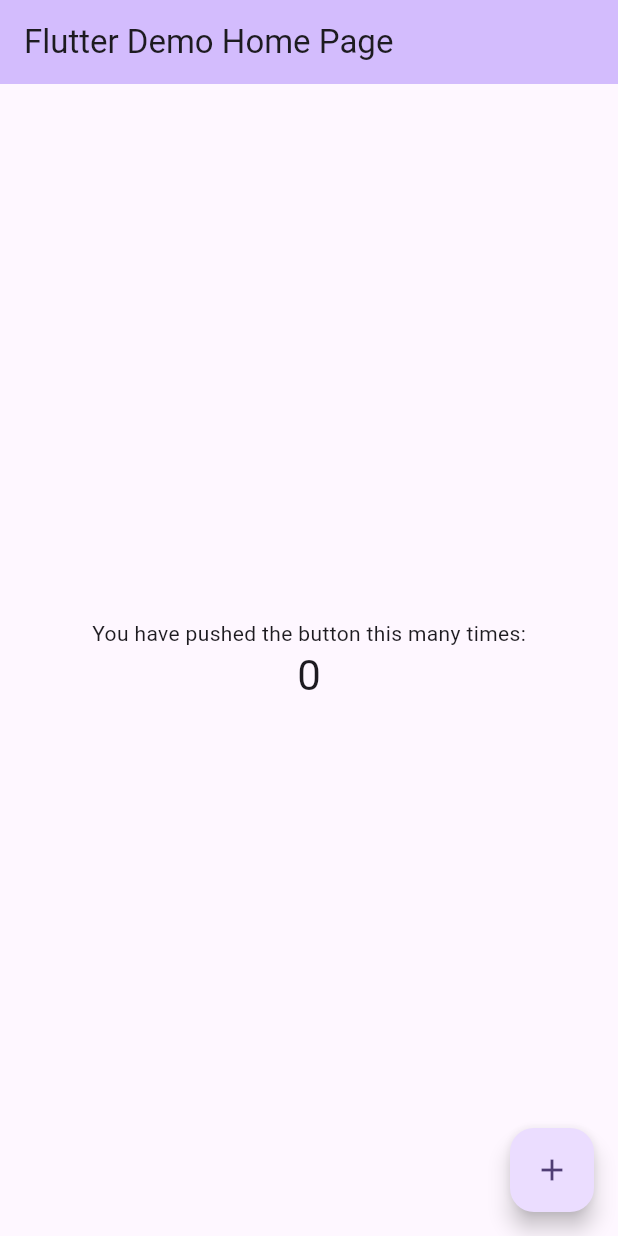
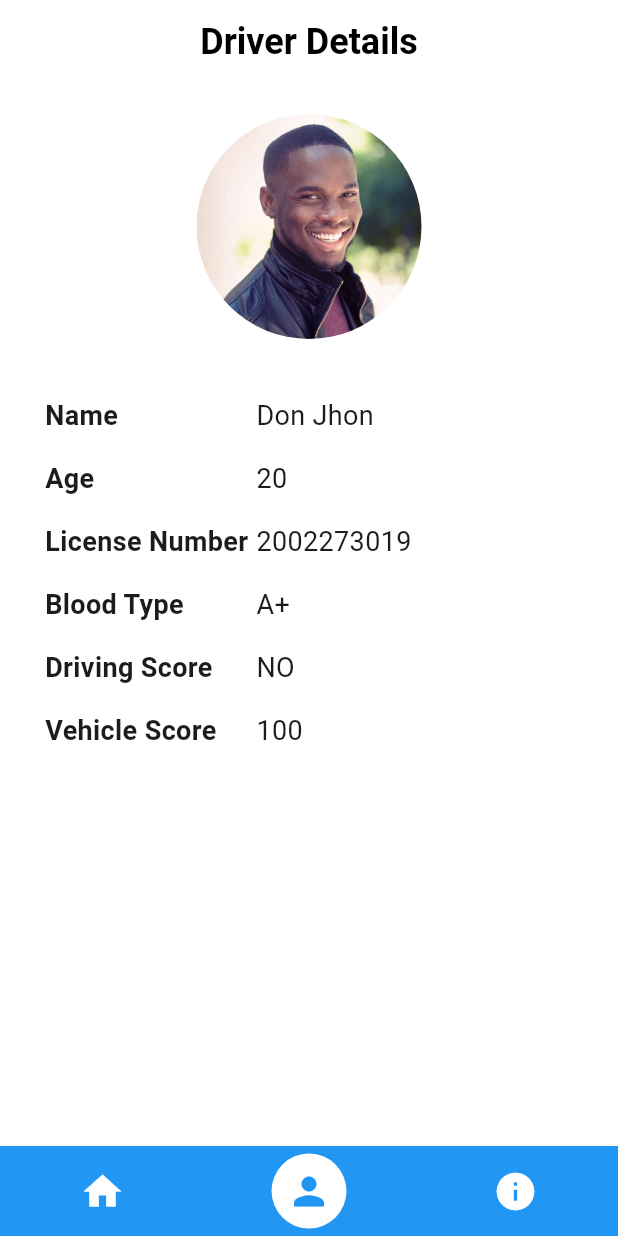
Before and after one commit to venuraka/IOT_Project, a Flutter app: the screen it shows after launch, on a phone screen of 412 x 824 dp. Run offline on Flutter 3.47's test engine with Material 3 defaults, Android fonts, the phone set to English and light mode, and no system bars.

Commit message:
Driver account-Frontend

```diff
--- /dev/null
+++ b/fleet_management_system/lib/driver_details.dart
@@ -0,0 +1,120 @@
+// driver_details.dart
+import 'package:flutter/material.dart';
+
+class DriverDetailsScreen extends StatelessWidget {
+  const DriverDetailsScreen({Key? key}) : super(key: key);
+
+  @override
+  Widget build(BuildContext context) {
+    return Scaffold(
+      backgroundColor: Colors.white,
+      appBar: AppBar(
+        backgroundColor: Colors.white,
+        elevation: 0,
+        title: const Text(
+          'Driver Details',
+          style: TextStyle(
+            color: Colors.black,
+            fontSize: 24,
+            fontWeight: FontWeight.bold,
+          ),
+        ),
+        centerTitle: true,
+      ),
+      body: Column(
+        children: [
+          const SizedBox(height: 20),
+          // Profile Image
+          Center(
+            child: ClipRRect(
+              borderRadius: BorderRadius.circular(75),
+              child: Image.asset(
+                'assets/driver_profile.jpg',
+                width: 150,
+                height: 150,
+                fit: BoxFit.cover,
+              ),
+            ),
+          ),
+          const SizedBox(height: 30),
+          // Driver Details
+          Padding(
+            padding: const EdgeInsets.symmetric(horizontal: 30),
+            child: Column(
+              children: [
+                _buildDetailRow('Name', 'Don Jhon'),
+                _buildDetailRow('Age', '20'),
+                _buildDetailRow('License Number', '2002273019'),
+                _buildDetailRow('Blood Type', 'A+'),
+                _buildDetailRow('Driving Score', 'NO'),
+                _buildDetailRow('Vehicle Score', '100'),
+              ],
+            ),
+          ),
+          const Spacer(),
+          // Bottom Navigation
+          Container(
+            height: 60,
+            decoration: const BoxDecoration(
+              color: Colors.blue,
+              borderRadius: BorderRadius.only(
+                topLeft: Radius.circular(0),
+                topRight: Radius.circular(0),
+              ),
+            ),
+            child: Row(
+              mainAxisAlignment: MainAxisAlignment.spaceAround,
+              children: [
+                IconButton(
+                  icon: const Icon(Icons.home, color: Colors.white, size: 30),
+                  onPressed: () {},
+                ),
+                Container(
+                  decoration: BoxDecoration(
+                    color: Colors.white,
+                    shape: BoxShape.circle,
+                  ),
+                  padding: const EdgeInsets.all(10),
+                  child: const Icon(Icons.person, color: Colors.blue, size: 30),
+                ),
+                IconButton(
+                  icon: const Icon(Icons.info, color: Colors.white, size: 30),
+                  onPressed: () {},
+                ),
+              ],
+            ),
+          ),
+        ],
+      ),
+    );
+  }
+
+  Widget _buildDetailRow(String label, String value) {
+    return Padding(
+      padding: const EdgeInsets.symmetric(vertical: 8.0),
+      child: Row(
+        children: [
+          Expanded(
+            flex: 2,
+            child: Text(
+              label,
+              style: const TextStyle(
+                fontSize: 18,
+                fontWeight: FontWeight.bold,
+              ),
+            ),
+          ),
+          Expanded(
+            flex: 3,
+            child: Text(
+              value,
+              style: const TextStyle(
+                fontSize: 18,
+              ),
+            ),
+          ),
+        ],
+      ),
+    );
+  }
+}
--- a/fleet_management_system/lib/main.dart
+++ b/fleet_management_system/lib/main.dart
@@ -1,122 +1,23 @@
 import 'package:flutter/material.dart';
+import 'driver_details.dart';
 
 void main() {
   runApp(const MyApp());
 }
 
 class MyApp extends StatelessWidget {
-  const MyApp({super.key});
+  const MyApp({Key? key}) : super(key: key);
 
-  // This widget is the root of your application.
   @override
   Widget build(BuildContext context) {
     return MaterialApp(
-      title: 'Flutter Demo',
+      title: 'Driver App',
+      debugShowCheckedModeBanner: false,
       theme: ThemeData(
-        // This is the theme of your application.
-        //
-        // TRY THIS: Try running your application with "flutter run". You'll see
-        // the application has a purple toolbar. Then, without quitting the app,
-        // try changing the seedColor in the colorScheme below to Colors.green
-        // and then invoke "hot reload" (save your changes or press the "hot
-        // reload" button in a Flutter-supported IDE, or press "r" if you used
-        // the command line to start the app).
-        //
-        // Notice that the counter didn't reset back to zero; the application
-        // state is not lost during the reload. To reset the state, use hot
-        // restart instead.
-        //
-        // This works for code too, not just values: Most code changes can be
-        // tested with just a hot reload.
-        colorScheme: ColorScheme.fromSeed(seedColor: Colors.deepPurple),
+        primarySwatch: Colors.blue,
+        fontFamily: 'Roboto',
       ),
-      home: const MyHomePage(title: 'Flutter Demo Home Page'),
+      home: const DriverDetailsScreen(),
     );
   }
 }
-
-class MyHomePage extends StatefulWidget {
-  const MyHomePage({super.key, required this.title});
-
-  // This widget is the home page of your application. It is stateful, meaning
-  // that it has a State object (defined below) that contains fields that affect
-  // how it looks.
-
-  // This class is the configuration for the state. It holds the values (in this
-  // case the title) provided by the parent (in this case the App widget) and
-  // used by the build method of the State. Fields in a Widget subclass are
-  // always marked "final".
-
-  final String title;
-
-  @override
-  State<MyHomePage> createState() => _MyHomePageState();
-}
-
-class _MyHomePageState extends State<MyHomePage> {
-  int _counter = 0;
-
-  void _incrementCounter() {
-    setState(() {
-      // This call to setState tells the Flutter framework that something has
-      // changed in this State, which causes it to rerun the build method below
-      // so that the display can reflect the updated values. If we changed
-      // _counter without calling setState(), then the build method would not be
-      // called again, and so nothing would appear to happen.
-      _counter++;
-    });
-  }
-
-  @override
-  Widget build(BuildContext context) {
-    // This method is rerun every time setState is called, for instance as done
-    // by the _incrementCounter method above.
-    //
-    // The Flutter framework has been optimized to make rerunning build methods
-    // fast, so that you can just rebuild anything that needs updating rather
-    // than having to individually change instances of widgets.
-    return Scaffold(
-      appBar: AppBar(
-        // TRY THIS: Try changing the color here to a specific color (to
-        // Colors.amber, perhaps?) and trigger a hot reload to see the AppBar
-        // change color while the other colors stay the same.
-        backgroundColor: Theme.of(context).colorScheme.inversePrimary,
-        // Here we take the value from the MyHomePage object that was created by
-        // the App.build method, and use it to set our appbar title.
-        title: Text(widget.title),
-      ),
-      body: Center(
-        // Center is a layout widget. It takes a single child and positions it
-        // in the middle of the parent.
-        child: Column(
-          // Column is also a layout widget. It takes a list of children and
-          // arranges them vertically. By default, it sizes itself to fit its
-          // children horizontally, and tries to be as tall as its parent.
-          //
-          // Column has various properties to control how it sizes itself and
-          // how it positions its children. Here we use mainAxisAlignment to
-          // center the children vertically; the main axis here is the vertical
-          // axis because Columns are vertical (the cross axis would be
-          // horizontal).
-          //
-          // TRY THIS: Invoke "debug painting" (choose the "Toggle Debug Paint"
-          // action in the IDE, or press "p" in the console), to see the
-          // wireframe for each widget.
-          mainAxisAlignment: MainAxisAlignment.center,
-          children: <Widget>[
-            const Text('You have pushed the button this many times:'),
-            Text(
-              '$_counter',
-              style: Theme.of(context).textTheme.headlineMedium,
-            ),
-          ],
-        ),
-      ),
-      floatingActionButton: FloatingActionButton(
-        onPressed: _incrementCounter,
-        tooltip: 'Increment',
-        child: const Icon(Icons.add),
-      ), // This trailing comma makes auto-formatting nicer for build methods.
-    );
-  }
-}
--- a/fleet_management_system/pubspec.yaml
+++ b/fleet_management_system/pubspec.yaml
@@ -58,7 +58,8 @@ flutter:
   uses-material-design: true
 
   # To add assets to your application, add an assets section, like this:
-  # assets:
+  assets:
+      - assets/driver_profile.jpg
   #   - images/a_dot_burr.jpeg
   #   - images/a_dot_ham.jpeg
 
```
Also changed, not shown: fleet_management_system/assets/driver_profile.jpg (added).
